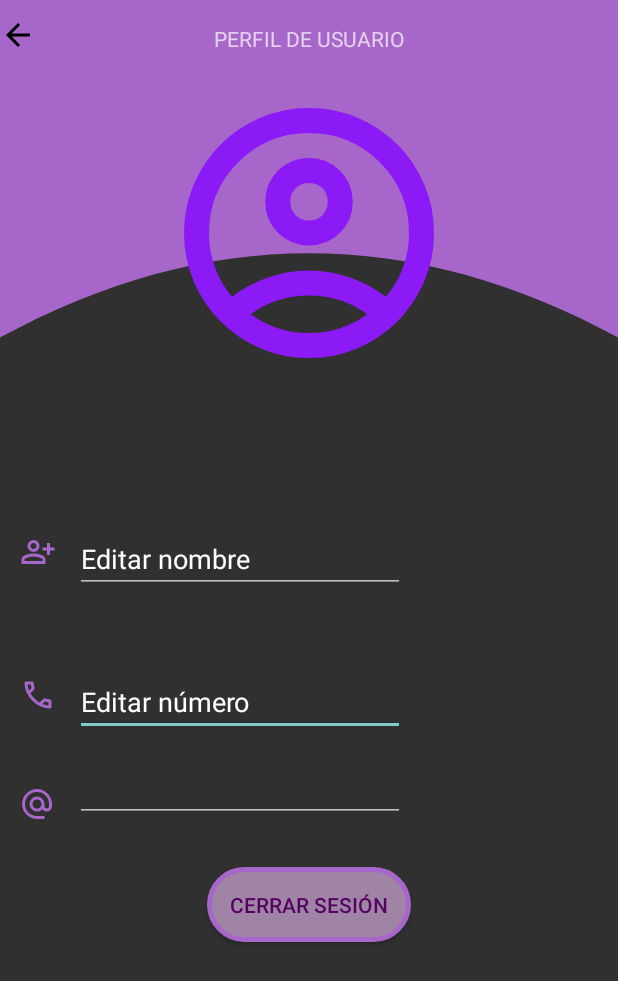
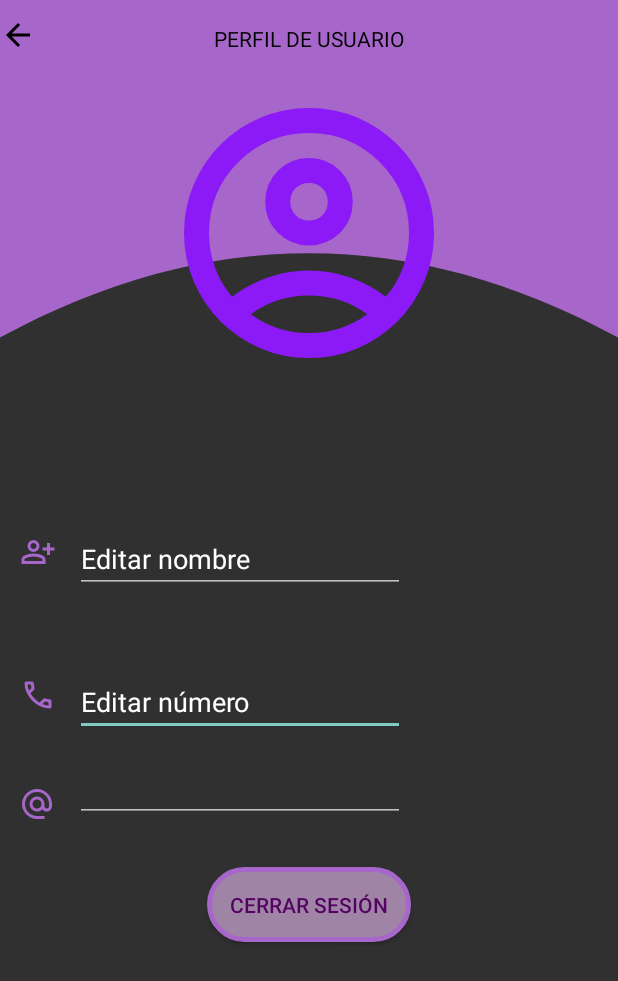
Before and after one commit to maestro484/study-connect, an Android app built with Jetpack Compose: the screen it shows after launch (MainActivity), on a phone screen of 412 x 824 dp. Shown: the top 981 px of the screen. Run offline under Robolectric (Android 15) with nearby library versions, the phone set to English and light mode, and no system bars; libraries missing offline, so code that uses them is left out: com.onesignal, com.onesignal.debug; 3 statements that could not run were skipped.

```diff
--- a/app/src/main/res/layout/fragment_perfil_de_usuario.xml
+++ b/app/src/main/res/layout/fragment_perfil_de_usuario.xml
@@ -24,7 +24,9 @@
             android:text="PERFIL DE USUARIO"
             app:layout_constraintEnd_toEndOf="parent"
             app:layout_constraintStart_toStartOf="parent"
-            app:layout_constraintTop_toTopOf="parent" />
+            app:layout_constraintTop_toTopOf="parent"
+            android:textColor="@color/black"
+            />
 
         <ImageView
             android:id="@+id/regresar"
```
